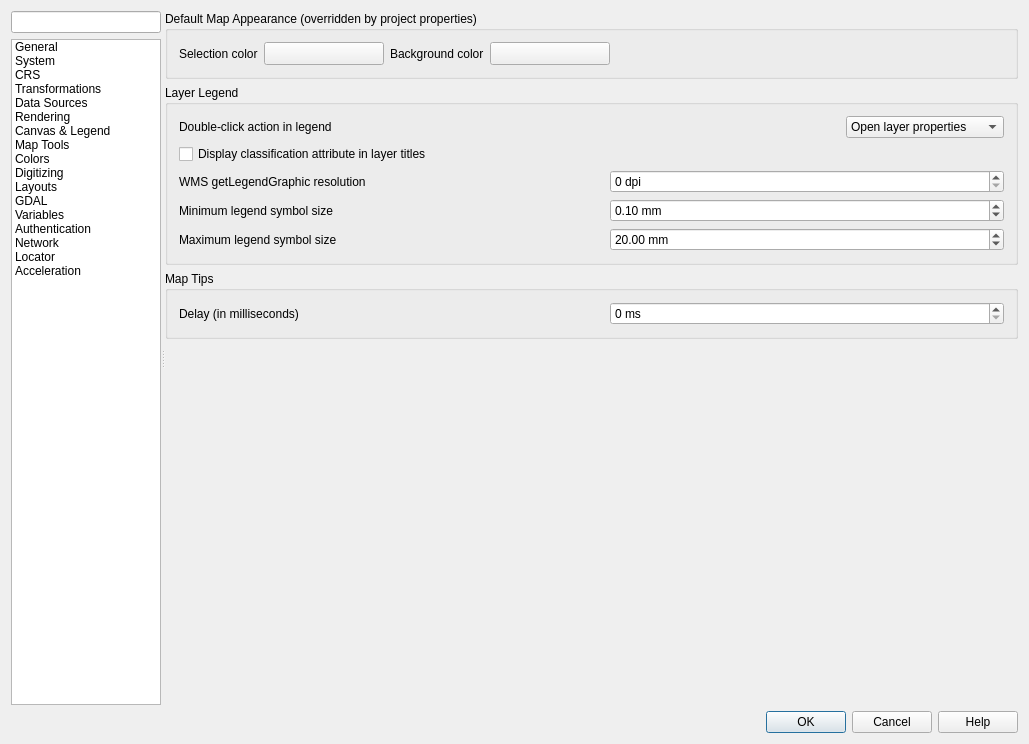
First picture: the form in src/ui/qgsoptionsbase.ui, repository qgis/QGIS, before the edit.
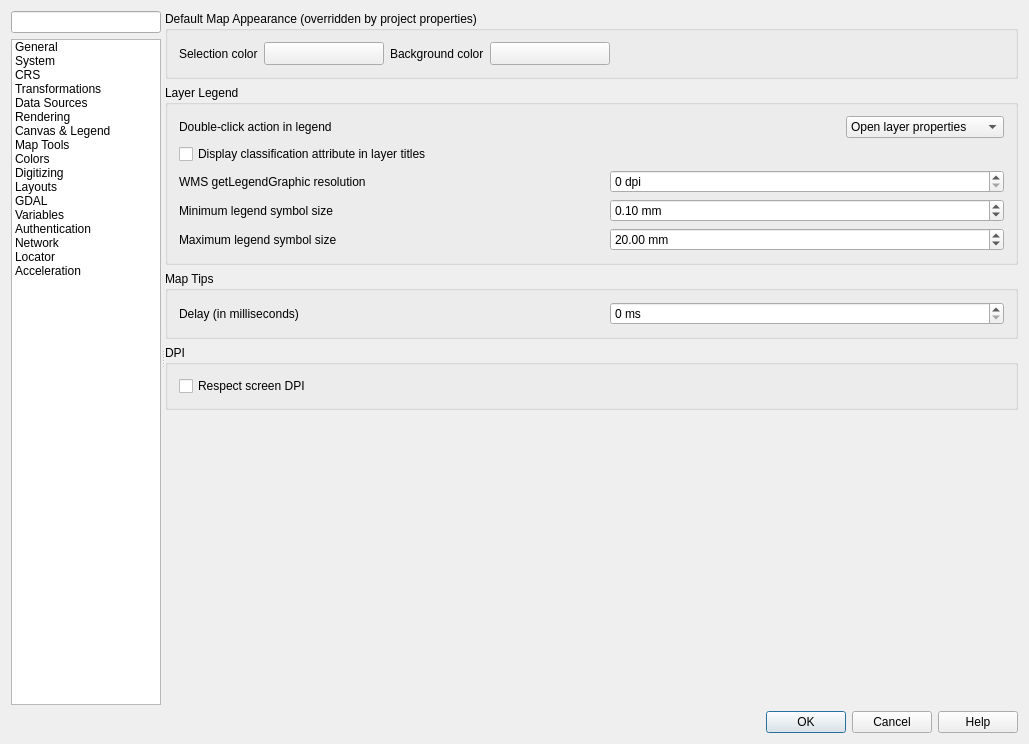
Second picture: the form after the edit. The open tabs and pages were chosen to show the change. Icons and pictures are not drawn. Custom widgets are drawn as their Qt base class.

Commit message:
Respect screen DPI
QGIS currently renders symbology too small on high dpi screens.
This commit adds a new option to actually respect the screen DPI.

A new option was added (opt-in) to make sure that projects continue
to look the same.
The default for this option is planned to change with QGIS 4.

What changed in the file:
```diff
--- a/src/ui/qgsoptionsbase.ui
+++ b/src/ui/qgsoptionsbase.ui
@@ -3629,6 +3629,25 @@
                  </layout>
                 </widget>
                </item>
+               <item>
+                <widget class="QgsCollapsibleGroupBox" name="groupBox_32">
+                 <property name="title">
+                  <string>DPI</string>
+                 </property>
+                 <layout class="QGridLayout" name="gridLayout_38">
+                  <item row="0" column="0">
+                   <widget class="QCheckBox" name="mRespectScreenDpiCheckBox">
+                    <property name="toolTip">
+                     <string>&lt;html&gt;&lt;head/&gt;&lt;body&gt;&lt;p&gt;If respect screen DPI is activated, symbology on the map canvas will be rendered with appropriate screen DPI. This means that a symbol with 1mm size will be rendered with 1mm size on every screen (provided it is configured correctly at the system).&lt;/p&gt;&lt;p&gt;&lt;br/&gt;&lt;/p&gt;&lt;p&gt;&lt;span style=&quot; font-weight:600;&quot;&gt;Note:&lt;/span&gt;&lt;/p&gt;&lt;p&gt;This is only possible since QGIS 3.20.&lt;/p&gt;&lt;p&gt;Any earlier version of QGIS will render symbology on the map canvas smaller on HiDPI screens.&lt;/p&gt;&lt;p&gt;Requires a restart&lt;/p&gt;&lt;/body&gt;&lt;/html&gt;</string>
+                    </property>
+                    <property name="text">
+                     <string>Respect screen DPI</string>
+                    </property>
+                   </widget>
+                  </item>
+                 </layout>
+                </widget>
+               </item>
                <item>
                 <spacer>
                  <property name="orientation">
```
Left out of the diff: 2 changed lines with no effect on the pictures. The commit also changes 3 other files.
